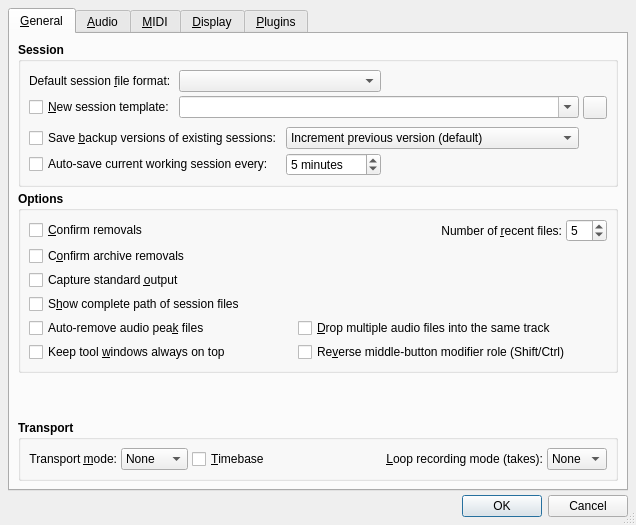
rncbc/qtractor, file src/qtractorOptionsForm.ui: the form before one commit.
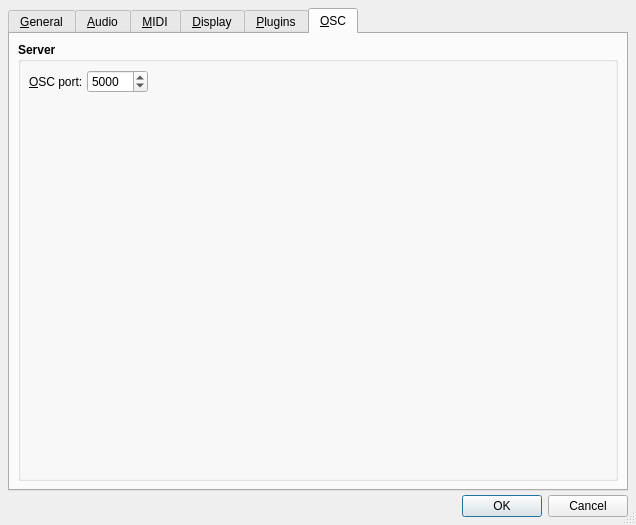
The form after the commit. The open tabs and pages were chosen to show the change. Icons and pictures are not drawn.

Commit message: - Added OSC server port option.

```diff
--- a/src/qtractorOptionsForm.ui
+++ b/src/qtractorOptionsForm.ui
@@ -3515,6 +3515,107 @@
        </item>
       </layout>
      </widget>
+     <widget class="QWidget" name="OscTabPage">
+      <attribute name="title">
+       <string>&amp;OSC</string>
+      </attribute>
+      <layout class="QVBoxLayout">
+       <property name="spacing">
+        <number>4</number>
+       </property>
+       <property name="margin">
+        <number>8</number>
+       </property>
+       <item>
+        <widget class="QGroupBox" name="OscServerGroupBox">
+         <property name="font">
+          <font>
+           <weight>75</weight>
+           <bold>true</bold>
+          </font>
+         </property>
+         <property name="title">
+          <string>Server</string>
+         </property>
+         <property name="flat">
+          <bool>true</bool>
+         </property>
+         <layout class="QGridLayout">
+          <item row="0" column="0">
+           <widget class="QLabel" name="OscServerPortTextLabel">
+            <property name="font">
+             <font>
+              <weight>50</weight>
+              <bold>false</bold>
+             </font>
+            </property>
+            <property name="text">
+             <string>&amp;OSC port:</string>
+            </property>
+            <property name="buddy">
+             <cstring>OscServerPortSpinBox</cstring>
+            </property>
+           </widget>
+          </item>
+          <item row="0" column="1">
+           <widget class="QSpinBox" name="OscServerPortSpinBox">
+            <property name="sizePolicy">
+             <sizepolicy hsizetype="Fixed" vsizetype="Fixed">
+              <horstretch>0</horstretch>
+              <verstretch>0</verstretch>
+             </sizepolicy>
+            </property>
+            <property name="font">
+             <font>
+              <weight>50</weight>
+              <bold>false</bold>
+             </font>
+            </property>
+            <property name="toolTip">
+             <string>OSC server/listener port</string>
+            </property>
+            <property name="minimum">
+             <number>1024</number>
+            </property>
+            <property name="maximum">
+             <number>65535</number>
+            </property>
+            <property name="value">
+             <number>5000</number>
+            </property>
+           </widget>
+          </item>
+          <item row="0" column="3">
+           <spacer>
+            <property name="orientation">
+             <enum>Qt::Horizontal</enum>
+            </property>
+            <property name="sizeHint">
+             <size>
+              <width>120</width>
+              <height>20</height>
+             </size>
+            </property>
+           </spacer>
+          </item>
+          <item row="1" column="0" colspan="3">
+           <spacer>
+            <property name="orientation">
+             <enum>Qt::Vertical</enum>
+            </property>
+            <property name="sizeHint">
+             <size>
+              <width>120</width>
+              <height>20</height>
+             </size>
+            </property>
+           </spacer>
+          </item>
+         </layout>
+        </widget>
+       </item>
+      </layout>
+     </widget>
     </widget>
    </item>
    <item>
```
Left out of the diff: 1 changed line with no effect on the pictures. The commit also changes 7 other files.
